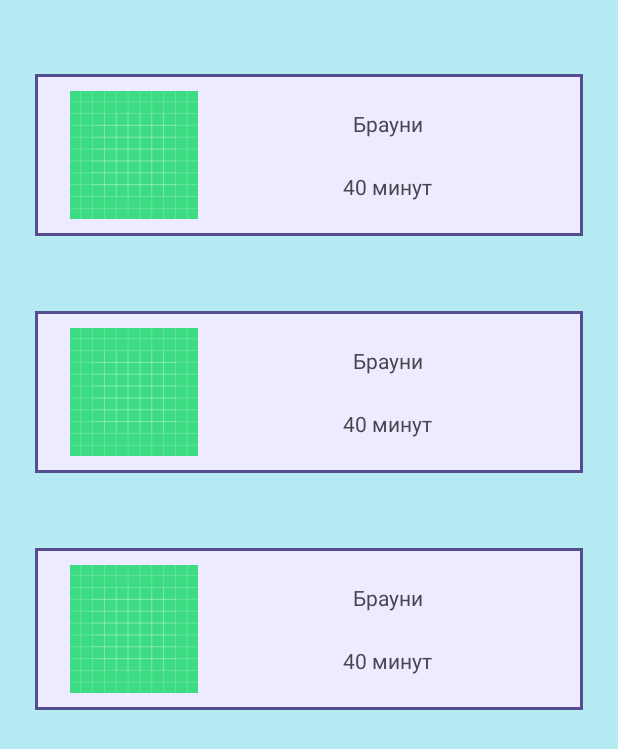
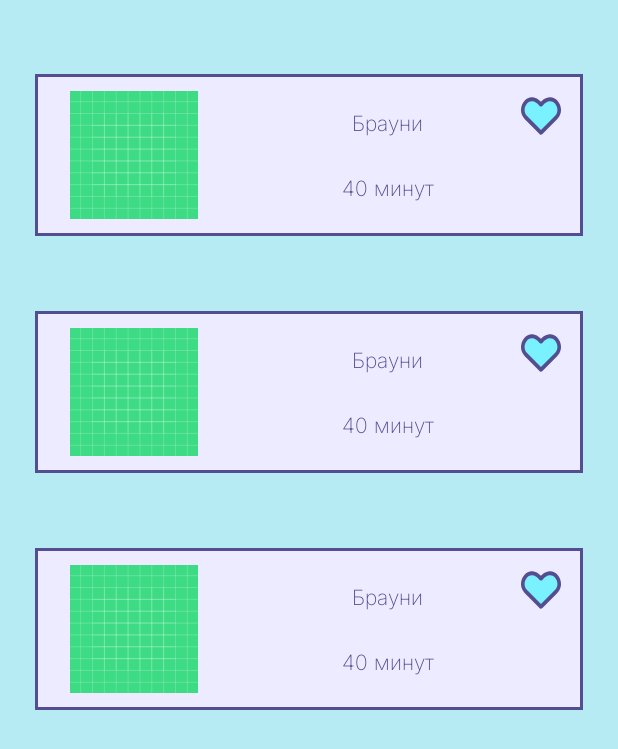
Before and after one commit to Sug4chy/ReceipeApp, an Android app: the layout fragment_favorites.xml on its own in the app's theme, with its tools: preview values and no code run, on a phone screen of 412 x 824 dp. Shown: the top 749 px of the screen. Run offline under Robolectric (Android 15) with nearby library versions, the phone set to English and light mode, and no system bars.

Commit message:
Сверстал VH для избранного рецепта. Добавил размытие при появлении всплывающего окна с аллергенами

```diff
--- a/app/build.gradle.kts
+++ b/app/build.gradle.kts
@@ -55,6 +55,8 @@ dependencies {
     ksp(libs.koin.ksp)
     ksp(libs.room.compiler)
     implementation(libs.room.ktx)
+    implementation(libs.coil)
+    implementation(libs.coil.network.okhhtp)
 
     testImplementation(libs.junit)
 
--- a/app/src/main/java/ru/sug4chy/receipe_app/data/database/entity/FavoriteRecipe.kt
+++ b/app/src/main/java/ru/sug4chy/receipe_app/data/database/entity/FavoriteRecipe.kt
@@ -1,9 +1,13 @@
 package ru.sug4chy.receipe_app.data.database.entity
 
+import androidx.room.ColumnInfo
 import androidx.room.Entity
 import androidx.room.PrimaryKey
 
 @Entity
 data class FavoriteRecipe(
-    @PrimaryKey(autoGenerate = true) val id: Int?
+    @PrimaryKey(autoGenerate = true) val id: Int?,
+    @ColumnInfo val name: String,
+    @ColumnInfo(name = "cooking_time") val cookingTime: String,
+    @ColumnInfo(name = "image_url") val imageURL: String
 )
--- a/app/src/main/java/ru/sug4chy/receipe_app/ui/main/MainFragment.kt
+++ b/app/src/main/java/ru/sug4chy/receipe_app/ui/main/MainFragment.kt
@@ -74,6 +74,10 @@ class MainFragment : Fragment(R.layout.fragment_main) {
             LinearLayout.LayoutParams.WRAP_CONTENT,
             LinearLayout.LayoutParams.WRAP_CONTENT,
             true
-        ).showAtLocation(view, Gravity.CENTER, 0, 0)
+        ).also {
+            it.showAtLocation(view, Gravity.CENTER, 0, 0)
+            it.setOnDismissListener { binding.root.alpha = 1.0F }
+            binding.root.alpha = 0.7F
+        }
     }
 }
--- /dev/null
+++ b/app/src/main/res/drawable/is_favorite_checkbox.xml
@@ -0,0 +1,13 @@
+<vector xmlns:android="http://schemas.android.com/apk/res/android"
+    android:width="25dp"
+    android:height="22dp"
+    android:viewportWidth="25"
+    android:viewportHeight="22">
+  <path
+      android:pathData="M21.708,2.802C21.176,2.27 20.545,1.848 19.849,1.559C19.154,1.271 18.409,1.123 17.656,1.123C16.904,1.123 16.159,1.271 15.463,1.559C14.768,1.848 14.136,2.27 13.604,2.802L12.5,3.906L11.396,2.802C10.321,1.727 8.864,1.124 7.344,1.124C5.824,1.124 4.366,1.727 3.292,2.802C2.217,3.877 1.613,5.334 1.613,6.854C1.613,8.374 2.217,9.832 3.292,10.906L12.5,20.115L21.708,10.906C22.241,10.374 22.663,9.743 22.951,9.047C23.239,8.352 23.387,7.607 23.387,6.854C23.387,6.102 23.239,5.356 22.951,4.661C22.663,3.966 22.241,3.334 21.708,2.802Z"
+      android:strokeLineJoin="round"
+      android:strokeWidth="2"
+      android:fillColor="#00000000"
+      android:strokeColor="#544D8F"
+      android:strokeLineCap="round"/>
+</vector>
--- /dev/null
+++ b/app/src/main/res/drawable/is_favorite_checkbox_bg.xml
@@ -0,0 +1,6 @@
+<?xml version="1.0" encoding="utf-8"?>
+<selector xmlns:android="http://schemas.android.com/apk/res/android">
+    <item android:drawable="@drawable/is_favorite_checkbox" android:state_checked="false" />
+    <item android:drawable="@drawable/is_favorite_checkbox_selected" android:state_checked="true" />
+    <item android:drawable="@drawable/is_favorite_checkbox" />
+</selector>
--- /dev/null
+++ b/app/src/main/res/drawable/is_favorite_checkbox_selected.xml
@@ -0,0 +1,15 @@
+<vector xmlns:android="http://schemas.android.com/apk/res/android"
+    xmlns:tools="http://schemas.android.com/tools"
+    android:width="25dp"
+    android:height="23dp"
+    android:viewportWidth="25"
+    android:viewportHeight="23">
+  <path
+      android:pathData="M12.485,21.133L2.852,12.214C-2.398,6.935 5.26,-3.286 12.485,4.982C19.71,-3.262 27.441,6.959 22.119,12.214L12.485,21.133Z"
+      android:fillColor="#7AF1FF"/>
+  <path
+      android:pathData="M3.783,4.303C1.967,6.137 1.538,9.293 3.628,11.412L12.485,19.612L21.346,11.408C23.465,9.303 23.041,6.158 21.216,4.323C20.328,3.431 19.158,2.916 17.867,3.009C16.578,3.101 14.997,3.813 13.333,5.709C13.323,5.72 13.313,5.731 13.304,5.741C12.931,6.144 12.325,6.211 11.876,5.918C11.833,5.89 11.792,5.859 11.753,5.825L11.75,5.822C11.706,5.783 11.665,5.742 11.629,5.699C9.966,3.802 8.392,3.089 7.111,2.995C5.829,2.9 4.667,3.412 3.783,4.303ZM12.487,3.365C10.789,1.728 9.008,0.897 7.276,0.769C5.255,0.619 3.475,1.443 2.198,2.732C-0.305,5.258 -1.083,9.841 2.061,13.001C2.071,13.012 2.082,13.023 2.094,13.033L11.713,21.939C12.102,22.313 12.702,22.352 13.135,22.041C13.165,22.02 13.194,21.996 13.222,21.972C13.229,21.965 13.236,21.959 13.243,21.952L22.877,13.033C22.885,13.025 22.894,13.017 22.903,13.009C26.093,9.859 25.311,5.274 22.798,2.749C21.516,1.46 19.731,0.637 17.707,0.782C15.972,0.907 14.187,1.733 12.487,3.365Z"
+      android:fillColor="#544D8F"
+      android:fillType="evenOdd"
+      tools:ignore="VectorPath" />
+</vector>
--- a/app/src/main/res/layout/viewholder_favorite.xml
+++ b/app/src/main/res/layout/viewholder_favorite.xml
@@ -22,7 +22,10 @@
         android:layout_width="184.8dp"
         android:layout_height="wrap_content"
         android:layout_marginStart="33.7dp"
+        android:fontFamily="@font/inter"
         android:textAlignment="center"
+        android:textColor="@color/main_text_color"
+        android:textFontWeight="200"
         app:layout_constraintBottom_toTopOf="@id/cooking_time"
         app:layout_constraintStart_toEndOf="@id/recipe_image"
         app:layout_constraintTop_toTopOf="parent"
@@ -33,10 +36,24 @@
         android:layout_width="wrap_content"
         android:layout_height="wrap_content"
         android:layout_marginStart="33.7dp"
+        android:fontFamily="@font/inter"
+        android:textColor="@color/main_text_color"
+        android:textFontWeight="200"
         app:layout_constraintBottom_toBottomOf="parent"
         app:layout_constraintEnd_toEndOf="@id/recipe_title"
         app:layout_constraintStart_toEndOf="@id/recipe_image"
         app:layout_constraintTop_toBottomOf="@id/recipe_title"
         tools:text="40 минут" />
 
+    <CheckBox
+        android:id="@+id/is_favorite_checkbox"
+        android:layout_width="26.4dp"
+        android:layout_height="26.4dp"
+        android:layout_margin="14.8dp"
+        android:background="@drawable/is_favorite_checkbox_bg"
+        android:button="@null"
+        app:layout_constraintEnd_toEndOf="parent"
+        app:layout_constraintTop_toTopOf="parent"
+        tools:checked="true" />
+
 </androidx.constraintlayout.widget.ConstraintLayout>
--- a/gradle/libs.versions.toml
+++ b/gradle/libs.versions.toml
@@ -15,6 +15,7 @@ ksp = "2.0.20-1.0.25"
 koin = "4.0.0"
 koin-annotations = "2.0.0-Beta1"
 room = "2.6.1"
+coil = "3.0.0-rc01"
 
 [libraries]
 androidx-core-ktx = { group = "androidx.core", name = "core-ktx", version.ref = "coreKtx" }
@@ -35,6 +36,8 @@ koin-annotations = { group = "io.insert-koin", name = "koin-annotations", versio
 koin-ksp = { group = "io.insert-koin", name = "koin-ksp-compiler", version.ref = "koin-annotations" }
 room-compiler = { group = "androidx.room", name = "room-compiler", version.ref = "room" }
 room-ktx = { group = "androidx.room", name = "room-ktx", version.ref = "room" }
+coil = { group = "io.coil-kt.coil3", name = "coil", version.ref = "coil" }
+coil-network-okhhtp = { group = "io.coil-kt.coil3", name = "coil-network-okhttp", version.ref = "coil" }
 
 [plugins]
 android-application = { id = "com.android.application", version.ref = "agp" }
```
Also changed, not shown: app/src/main/java/ru/sug4chy/receipe_app/ui/favorites/FavoritesListAdapter.kt (+12 -3 lines), app/src/main/res/layout/fragment_main.xml (+0 -8 lines).
